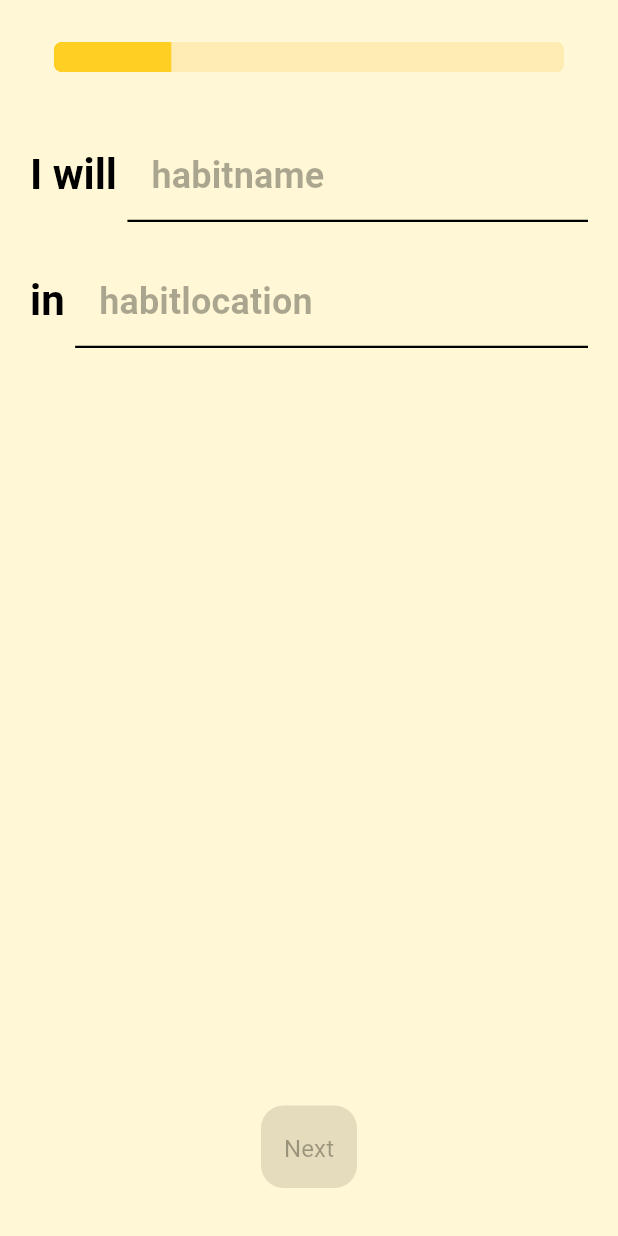
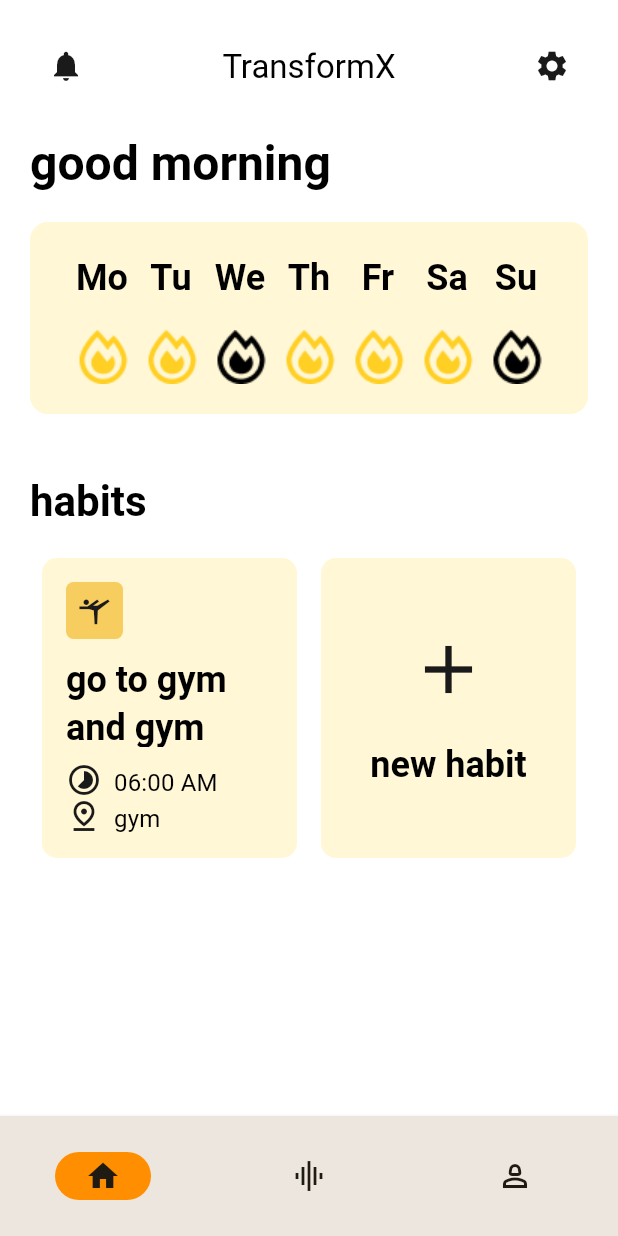
Before and after one commit to MayurSMahajan/transformX, a Flutter app: the screen it shows after launch, on a phone screen of 412 x 824 dp. Run offline on Flutter 3.47's test engine with Material 2 defaults, Android fonts, the phone set to English and light mode, and no system bars; our stand-ins replace bloc, equatable, flutter_bloc, formz, freezed_annotation; generated files the repository leaves out were written again.

Commit message:
feat: basic home page ui

```diff
--- a/lib/app/view/app.dart
+++ b/lib/app/view/app.dart
@@ -1,6 +1,6 @@
 import 'package:flutter/material.dart';
+import 'package:transformx/home_page/home_page.dart';
 import 'package:transformx/l10n/l10n.dart';
-import 'package:transformx/new_habit/new_habit.dart';
 import 'package:transformx/themes/themes.dart';
 
 class App extends StatelessWidget {
@@ -14,7 +14,7 @@ class App extends StatelessWidget {
       localizationsDelegates: AppLocalizations.localizationsDelegates,
       debugShowCheckedModeBanner: false,
       supportedLocales: AppLocalizations.supportedLocales,
-      home: const NewHabitPage(),
+      home: const HomePage(),
     );
   }
 }
--- /dev/null
+++ b/lib/home_page/home_page.dart
@@ -0,0 +1 @@
+export 'view/view.dart';
--- /dev/null
+++ b/lib/home_page/view/home_page.dart
@@ -0,0 +1,54 @@
+import 'package:flutter/material.dart';
+import 'package:transformx/home_page/widgets/widgets.dart';
+
+class HomePage extends StatefulWidget {
+  const HomePage({super.key});
+
+  @override
+  State<HomePage> createState() => _HomePageState();
+}
+
+class _HomePageState extends State<HomePage> {
+  int currentPageIndex = 0;
+
+  @override
+  Widget build(BuildContext context) {
+    return SafeArea(
+      child: Scaffold(
+        bottomNavigationBar: NavigationBar(
+          labelBehavior: NavigationDestinationLabelBehavior.alwaysHide,
+          elevation: 2,
+          onDestinationSelected: (int index) {
+            setState(() {
+              currentPageIndex = index;
+            });
+          },
+          indicatorColor: Colors.amber[800],
+          selectedIndex: currentPageIndex,
+          destinations: const <Widget>[
+            NavigationDestination(
+              selectedIcon: Icon(Icons.home),
+              icon: Icon(Icons.home_outlined),
+              label: 'Home',
+            ),
+            NavigationDestination(
+              selectedIcon: Icon(Icons.graphic_eq),
+              icon: Icon(Icons.graphic_eq_outlined),
+              label: 'Stats',
+            ),
+            NavigationDestination(
+              selectedIcon: Icon(Icons.person_2),
+              icon: Icon(Icons.person_2_outlined),
+              label: 'Settings',
+            ),
+          ],
+        ),
+        body: <Widget>[
+          const HomeContent(),
+          const StatsContent(),
+          const ProfileContent(),
+        ][currentPageIndex],
+      ),
+    );
+  }
+}
--- /dev/null
+++ b/lib/home_page/view/view.dart
@@ -0,0 +1 @@
+export 'home_page.dart';
--- /dev/null
+++ b/lib/home_page/widgets/home_content.dart
@@ -0,0 +1,254 @@
+import 'package:flutter/material.dart';
+import 'package:transformx/infra/infra.dart';
+
+class HomeContent extends StatelessWidget {
+  const HomeContent({super.key});
+
+  @override
+  Widget build(BuildContext context) {
+    return const Padding(
+      padding: EdgeInsets.all(20),
+      child: Column(
+        crossAxisAlignment: CrossAxisAlignment.start,
+        children: [
+          CustomAppBar(),
+          VSpace(),
+          GreetingContainer(),
+          VSpace(),
+          DailyStreakContainer(),
+          VSpace(),
+          HabitListContainer(),
+        ],
+      ),
+    );
+  }
+}
+
+class HabitListContainer extends StatelessWidget {
+  const HabitListContainer({super.key});
+
+  @override
+  Widget build(BuildContext context) {
+    return Column(
+      crossAxisAlignment: CrossAxisAlignment.start,
+      children: [
+        const VSpace(),
+        Text(
+          'habits',
+          style: Theme.of(context).textTheme.displaySmall,
+        ),
+        const VSpace(),
+        const Row(
+          mainAxisAlignment: MainAxisAlignment.spaceAround,
+          children: [
+            HabitCard(),
+            NewHabitCardBtn(),
+          ],
+        )
+      ],
+    );
+  }
+}
+
+class HabitCard extends StatelessWidget {
+  const HabitCard({super.key});
+
+  @override
+  Widget build(BuildContext context) {
+    return Container(
+      width: 170,
+      height: 200,
+      decoration: BoxDecoration(
+        borderRadius: BorderRadius.circular(10),
+        color: Theme.of(context).canvasColor,
+      ),
+      child: Padding(
+        padding: const EdgeInsets.all(16),
+        child: Column(
+          crossAxisAlignment: CrossAxisAlignment.start,
+          children: [
+            Container(
+              decoration: BoxDecoration(
+                borderRadius: BorderRadius.circular(5),
+                color: Theme.of(context).primaryColor,
+              ),
+              child: const Padding(
+                padding: EdgeInsets.all(8),
+                child: Icon(
+                  Icons.sports_gymnastics,
+                  size: 22,
+                ),
+              ),
+            ),
+            Expanded(
+              child: Padding(
+                padding: const EdgeInsets.symmetric(vertical: 10),
+                child: Text(
+                  'go to gym and gym',
+                  style: Theme.of(context).textTheme.headlineMedium,
+                ),
+              ),
+            ),
+            Row(
+              children: [
+                const Padding(
+                  padding: EdgeInsets.only(right: 8),
+                  child: Icon(
+                    Icons.timelapse,
+                    size: 24,
+                  ),
+                ),
+                Text(
+                  '06:00 AM',
+                  style: Theme.of(context).textTheme.titleMedium,
+                ),
+              ],
+            ),
+            Row(
+              children: [
+                const Padding(
+                  padding: EdgeInsets.only(right: 8),
+                  child: Icon(
+                    Icons.pin_drop_outlined,
+                    size: 24,
+                  ),
+                ),
+                Text(
+                  'gym ',
+                  style: Theme.of(context).textTheme.titleMedium,
+                ),
+              ],
+            ),
+          ],
+        ),
+      ),
+    );
+  }
+}
+
+class NewHabitCardBtn extends StatelessWidget {
+  const NewHabitCardBtn({super.key});
+
+  @override
+  Widget build(BuildContext context) {
+    return Container(
+      width: 170,
+      height: 200,
+      decoration: BoxDecoration(
+        borderRadius: BorderRadius.circular(10),
+        color: Theme.of(context).canvasColor,
+      ),
+      child: Padding(
+        padding: const EdgeInsets.all(16),
+        child: Column(
+          mainAxisAlignment: MainAxisAlignment.center,
+          children: [
+            const Icon(
+              Icons.add,
+              size: 54,
+            ),
+            const VSpace(),
+            Text(
+              'new habit',
+              style: Theme.of(context).textTheme.headlineMedium,
+            ),
+          ],
+        ),
+      ),
+    );
+  }
+}
+
+class DailyStreakContainer extends StatelessWidget {
+  const DailyStreakContainer({super.key});
+
+  @override
+  Widget build(BuildContext context) {
+    return Container(
+      decoration: BoxDecoration(
+        borderRadius: BorderRadius.circular(12),
+        color: Theme.of(context).canvasColor,
+      ),
+      child: const Padding(
+        padding: EdgeInsets.all(20),
+        child: Row(
+          mainAxisAlignment: MainAxisAlignment.spaceEvenly,
+          children: [
+            DailyStreakCard(day: 'Mo', isActive: true),
+            DailyStreakCard(day: 'Tu', isActive: true),
+            DailyStreakCard(day: 'We'),
+            DailyStreakCard(day: 'Th', isActive: true),
+            DailyStreakCard(day: 'Fr', isActive: true),
+            DailyStreakCard(day: 'Sa', isActive: true),
+            DailyStreakCard(day: 'Su'),
+          ],
+        ),
+      ),
+    );
+  }
+}
+
+class DailyStreakCard extends StatelessWidget {
+  const DailyStreakCard({
+    required this.day,
+    this.isActive = false,
+    super.key,
+  });
+
+  final String day;
+  final bool isActive;
+
+  @override
+  Widget build(BuildContext context) {
+    return Column(
+      children: [
+        Text(
+          day,
+          style: Theme.of(context).textTheme.headlineMedium,
+        ),
+        const VSpace(),
+        if (isActive)
+          Image.asset('assets/icons/streak_active.png')
+        else
+          Image.asset('assets/icons/streak_inactive.png')
+      ],
+    );
+  }
+}
+
+class GreetingContainer extends StatelessWidget {
+  const GreetingContainer({super.key});
+
+  @override
+  Widget build(BuildContext context) {
+    return Text(
+      'good morning',
+      style: Theme.of(context).textTheme.displayMedium,
+    );
+  }
+}
+
+class CustomAppBar extends StatelessWidget {
+  const CustomAppBar({super.key});
+
+  @override
+  Widget build(BuildContext context) {
+    return Row(
+      mainAxisAlignment: MainAxisAlignment.spaceBetween,
+      children: [
+        IconButton(
+          onPressed: () {},
+          icon: const Icon(Icons.notifications),
+        ),
+        Text(
+          'TransformX',
+          style: Theme.of(context).textTheme.headlineSmall,
+        ),
+        IconButton(
+          onPressed: () {},
+          icon: const Icon(Icons.settings),
+        )
+      ],
+    );
+  }
+}
--- /dev/null
+++ b/lib/home_page/widgets/profile_content.dart
@@ -0,0 +1,14 @@
+import 'package:flutter/material.dart';
+
+class ProfileContent extends StatelessWidget {
+  const ProfileContent({super.key});
+
+  @override
+  Widget build(BuildContext context) {
+    return Container(
+      color: Colors.blue,
+      alignment: Alignment.center,
+      child: const Text('Page 2'),
+    );
+  }
+}
--- /dev/null
+++ b/lib/home_page/widgets/stats_content.dart
@@ -0,0 +1,14 @@
+import 'package:flutter/material.dart';
+
+class StatsContent extends StatelessWidget {
+  const StatsContent({super.key});
+
+  @override
+  Widget build(BuildContext context) {
+    return Container(
+      color: Colors.teal,
+      alignment: Alignment.center,
+      child: const Text('Page 3'),
+    );
+  }
+}
--- /dev/null
+++ b/lib/home_page/widgets/widgets.dart
@@ -0,0 +1,3 @@
+export 'home_content.dart';
+export 'profile_content.dart';
+export 'stats_content.dart';
--- a/lib/themes/app_text_styles.dart
+++ b/lib/themes/app_text_styles.dart
@@ -187,7 +187,7 @@ abstract class ContentTextStyle {
   /// Headline 4 Text Style
   static final TextStyle headline4 = _baseTextStyle.copyWith(
     fontSize: 24,
-    fontWeight: FontWeight.w700,
+    fontWeight: FontWeight.w500,
     height: 1.33,
   );
 
--- a/lib/themes/app_theme.dart
+++ b/lib/themes/app_theme.dart
@@ -13,7 +13,7 @@ class AppTheme {
   ThemeData get themeData {
     return ThemeData(
       primaryColor: AppColors.primaryYellow,
-      canvasColor: _backgroundColor,
+      canvasColor: _canvasColor,
       scaffoldBackgroundColor: _backgroundColor,
       iconTheme: _iconTheme,
       appBarTheme: _appBarTheme,
@@ -57,7 +57,9 @@ class AppTheme {
     );
   }
 
-  Color get _backgroundColor => const Color(0xFFFFF7D5);
+  Color get _backgroundColor => const Color(0xFFFFFFFF);
+
+  Color get _canvasColor => const Color(0xFFFFF7D5);
 
   AppBarTheme get _appBarTheme {
     return AppBarTheme(
```
